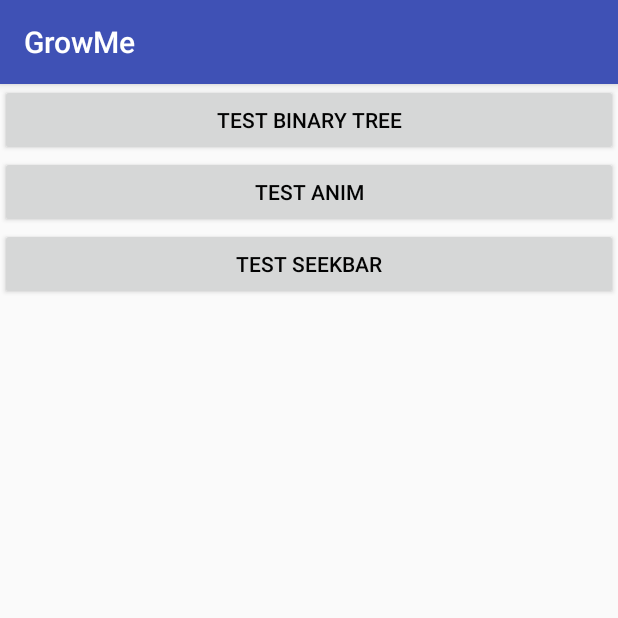
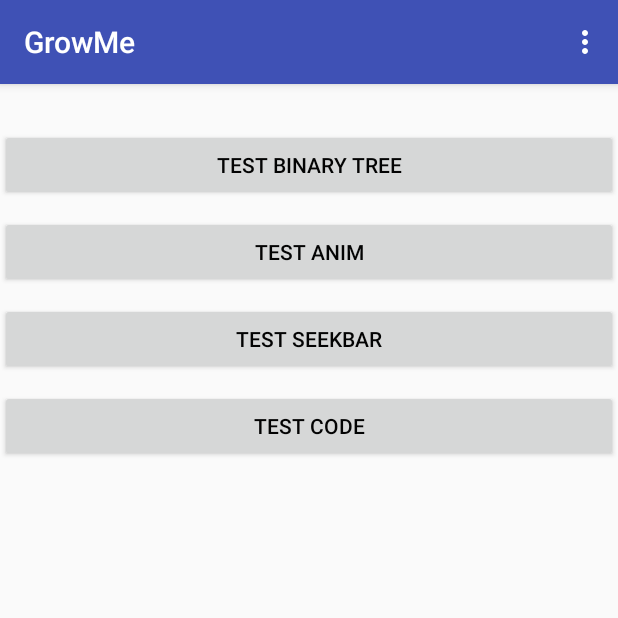
Before and after one commit to TopNine/GrowMe, an Android app: the screen it shows after launch (MainHomeActivity), on a phone screen of 412 x 824 dp, the top half of it. Run offline under Robolectric (Android 15) with nearby library versions, the phone set to English and light mode, and no system bars.

Commit message:
[Build][Refactor]Add test code.

```diff
--- a/app/src/main/AndroidManifest.xml
+++ b/app/src/main/AndroidManifest.xml
@@ -99,6 +99,10 @@
             android:name="grow.base.BaseActivity"
             android:screenOrientation="portrait"
             android:windowSoftInputMode="adjustResize|stateHidden" />
+        <activity
+            android:name="grow.test.TestCodeActivity"
+            android:screenOrientation="portrait"
+            android:windowSoftInputMode="adjustResize|stateHidden" />
 
         <provider
             android:name="android.support.v4.content.FileProvider"
--- a/app/src/main/java/grow/GrowApplication.java
+++ b/app/src/main/java/grow/GrowApplication.java
@@ -2,7 +2,7 @@ package grow;
 
 import android.app.Application;
 
-import grow.log.Logger;
+import grow.utils.Logger;
 
 public class GrowApplication extends Application {
     @Override
--- a/app/src/main/java/grow/MainHomeActivity.java
+++ b/app/src/main/java/grow/MainHomeActivity.java
@@ -2,8 +2,11 @@ package grow;
 
 import android.os.Bundle;
 import android.support.annotation.Nullable;
+import android.view.Menu;
+import android.view.MenuItem;
 import android.view.View;
 import android.widget.Button;
+import android.widget.Toast;
 
 import com.flow.grow.R;
 
@@ -11,6 +14,8 @@ import grow.base.BaseActivity;
 import grow.firstcode.anim.AnimActivity;
 import grow.firstcode.binarytree.BinaryTreeActivity;
 import grow.firstcode.seekbar.SeekBarActivity;
+import grow.test.TestCodeActivity;
+import grow.utils.ToastUtil;
 
 public class MainHomeActivity extends BaseActivity {
     private static final String TAG = "MainHomeActivity";
@@ -46,5 +51,31 @@ public class MainHomeActivity extends BaseActivity {
                 SeekBarActivity.launchActivity(MainHomeActivity.this);
             }
         });
+        Button testCodeBtn = findViewById(R.id.btn_test_code);
+        testCodeBtn.setOnClickListener(new View.OnClickListener() {
+            @Override
+            public void onClick(View v) {
+                TestCodeActivity.launchActivity(MainHomeActivity.this);
+            }
+        });
+    }
+
+    @Override
+    public boolean onCreateOptionsMenu(Menu menu) {
+        getMenuInflater().inflate(R.menu.main, menu);
+        return true;
+    }
+
+    @Override
+    public boolean onOptionsItemSelected(MenuItem item) {
+        switch (item.getItemId()) {
+            case R.id.add_item:
+                ToastUtil.maskText(this, "You clicked add", Toast.LENGTH_SHORT);
+                break;
+            case R.id.remove_item:
+                ToastUtil.maskText(this, "You clicked remove", Toast.LENGTH_SHORT);
+                break;
+        }
+        return super.onOptionsItemSelected(item);
     }
 }
--- a/app/src/main/java/grow/base/BaseActivity.java
+++ b/app/src/main/java/grow/base/BaseActivity.java
@@ -6,7 +6,8 @@ import android.support.v7.app.AppCompatActivity;
 import android.util.Log;
 
 public class BaseActivity extends AppCompatActivity {
-    private static final String TAG = "BaseActivity";
+    private static final String TAG = "Flow." +
+            "BaseActivity";
 
     @Override
     protected void onCreate(@Nullable Bundle savedInstanceState) {
--- a/app/src/main/java/grow/log/Logger.java
+++ b/app/src/main/java/grow/utils/Logger.java
@@ -1,4 +1,4 @@
-package grow.log;
+package grow.utils;
 
 import android.content.Context;
 import android.content.pm.ApplicationInfo;
--- a/app/src/main/res/layout/activity_main_home.xml
+++ b/app/src/main/res/layout/activity_main_home.xml
@@ -2,13 +2,15 @@
 <LinearLayout xmlns:android="http://schemas.android.com/apk/res/android"
     android:layout_width="match_parent"
     android:layout_height="wrap_content"
-    android:foregroundGravity="bottom"
-    android:orientation="vertical">
+    android:orientation="vertical"
+    android:paddingTop="@dimen/common_20"
+    android:paddingBottom="@dimen/common_20">
 
     <Button
         android:id="@+id/btn_binary_tree"
         android:layout_width="match_parent"
         android:layout_height="wrap_content"
+        android:layout_marginTop="@dimen/common_10"
         android:gravity="center"
         android:text="@string/btn_binary_text"
         android:textColor="@color/black"
@@ -18,6 +20,7 @@
         android:id="@+id/btn_anim"
         android:layout_width="match_parent"
         android:layout_height="wrap_content"
+        android:layout_marginTop="@dimen/common_10"
         android:gravity="center"
         android:text="@string/btn_anim"
         android:textColor="@color/black"
@@ -27,8 +30,19 @@
         android:id="@+id/btn_seek_bar"
         android:layout_width="match_parent"
         android:layout_height="wrap_content"
+        android:layout_marginTop="@dimen/common_10"
         android:gravity="center"
         android:text="@string/btn_seek_bar"
         android:textColor="@color/black"
         android:textSize="@dimen/common_text_size_14sp" />
+
+    <Button
+        android:id="@+id/btn_test_code"
+        android:layout_width="match_parent"
+        android:layout_height="wrap_content"
+        android:layout_marginTop="@dimen/common_10"
+        android:gravity="center"
+        android:text="@string/test_code"
+        android:textColor="@color/black"
+        android:textSize="@dimen/common_text_size_14sp" />
 </LinearLayout>
--- /dev/null
+++ b/app/src/main/res/layout/common_dialog.xml
@@ -0,0 +1,6 @@
+<?xml version="1.0" encoding="utf-8"?>
+<android.support.constraint.ConstraintLayout
+    xmlns:android="http://schemas.android.com/apk/res/android" android:layout_width="match_parent"
+    android:layout_height="match_parent">
+
+</android.support.constraint.ConstraintLayout>
--- /dev/null
+++ b/app/src/main/res/menu/main.xml
@@ -0,0 +1,10 @@
+<?xml version="1.0" encoding="utf-8"?>
+<menu xmlns:android="http://schemas.android.com/apk/res/android">
+    <item
+        android:id="@+id/add_item"
+        android:title="@string/common_add" />
+
+    <item
+        android:id="@+id/remove_item"
+        android:title="@string/common_remove" />
+</menu>
--- a/app/src/main/res/values/strings.xml
+++ b/app/src/main/res/values/strings.xml
@@ -6,4 +6,8 @@
     <string name="btn_msg_quit">Test msg quit</string>
     <string name="btn_anim">Test anim</string>
     <string name="btn_seek_bar">Test SeekBar</string>
+    <string name="common_add">Add</string>
+    <string name="common_remove">Remove</string>
+    <string name="test_detach_list">test detach list</string>
+    <string name="test_code">test code</string>
 </resources>
```
Also changed, not shown: app/src/main/java/grow/dialog/BaseDialogFragment.java (added, +75 -0 lines), app/src/main/java/grow/test/TestCodeActivity.java (added, +88 -0 lines), app/src/main/java/grow/utils/ToastUtil.java (added, +10 -0 lines), app/src/main/res/anim/fade_in.xml (added, +7 -0 lines), app/src/main/res/anim/fade_out.xml (added, +7 -0 lines), app/src/main/res/layout/base_dialog_fragment.xml (added, +13 -0 lines), app/src/main/res/layout/test_activity.xml (added, +18 -0 lines), app/src/main/res/values/anim_styles.xml (added, +8 -0 lines).
